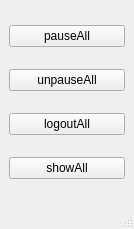
This is runey_bot_mk1/mainwindow.ui in Harmonised7/qt-projects as Qt 5 draws it before an edit. The edited form follows.
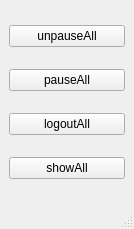
This is the edited form.

What changed in the file:
```diff
--- a/runey_bot_mk1/mainwindow.ui
+++ b/runey_bot_mk1/mainwindow.ui
@@ -23,6 +23,13 @@
    <layout class="QHBoxLayout" name="horizontalLayout_2">
     <item>
      <layout class="QVBoxLayout" name="verticalLayout">
+      <item>
+       <widget class="QPushButton" name="unpauseButton">
+        <property name="text">
+         <string>unpauseAll</string>
+        </property>
+       </widget>
+      </item>
       <item>
        <widget class="QPushButton" name="pauseButton">
         <property name="minimumSize">
@@ -36,13 +43,6 @@
         </property>
        </widget>
       </item>
-      <item>
-       <widget class="QPushButton" name="unpauseButton">
-        <property name="text">
-         <string>unpauseAll</string>
-        </property>
-       </widget>
-      </item>
       <item>
        <widget class="QPushButton" name="logoutButton">
         <property name="text">
```
